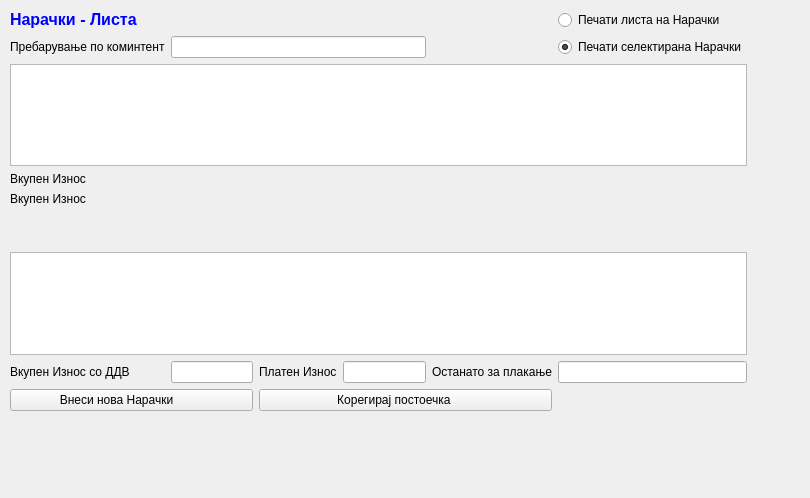
Before: the Qt Designer form sterna/Naracki/narackilista.ui in srgank/sterna_x, drawn with Qt 5.
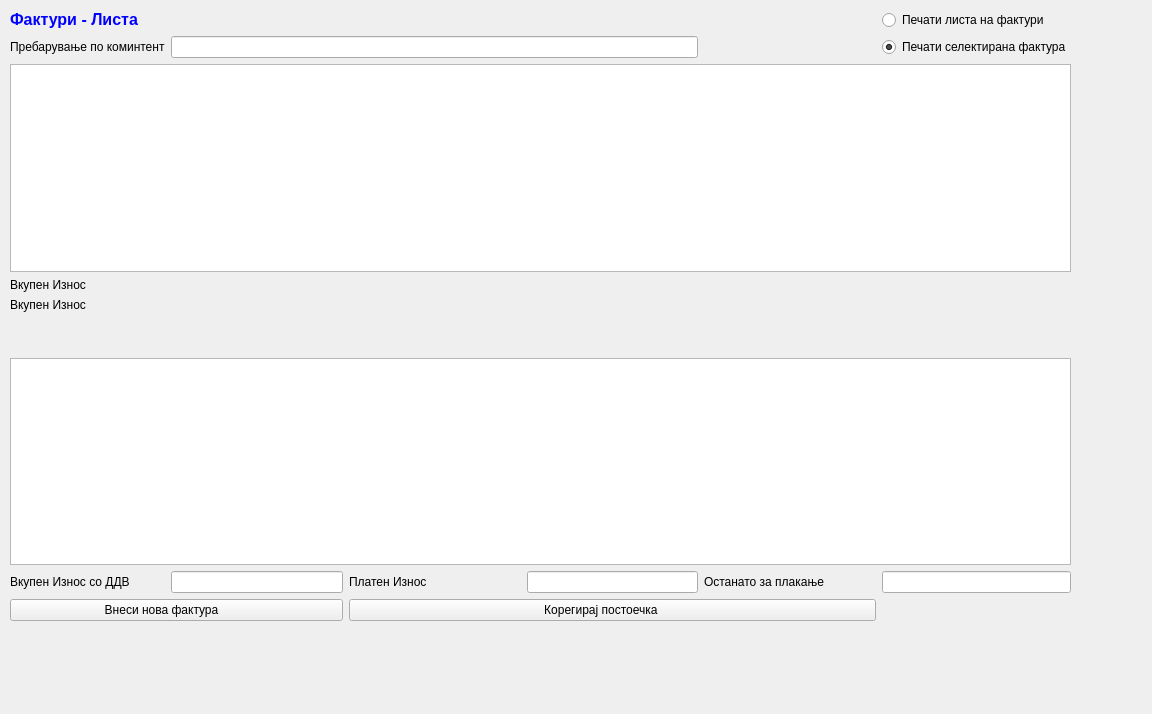
After: the same form once the commit is applied. Icons and pictures are not drawn.

```diff
--- a/sterna/Naracki/narackilista.ui
+++ b/sterna/Naracki/narackilista.ui
@@ -6,8 +6,8 @@
    <rect>
     <x>0</x>
     <y>0</y>
-    <width>810</width>
-    <height>498</height>
+    <width>1152</width>
+    <height>714</height>
    </rect>
   </property>
   <property name="windowTitle">
@@ -18,8 +18,8 @@
     <rect>
      <x>10</x>
      <y>10</y>
-     <width>737</width>
-     <height>401</height>
+     <width>1061</width>
+     <height>611</height>
     </rect>
    </property>
    <layout class="QGridLayout" name="gridLayout">
@@ -29,8 +29,8 @@
        <string>&lt;!DOCTYPE HTML PUBLIC &quot;-//W3C//DTD HTML 4.0//EN&quot; &quot;http://www.w3.org/TR/REC-html40/strict.dtd&quot;&gt;
 &lt;html&gt;&lt;head&gt;&lt;meta name=&quot;qrichtext&quot; content=&quot;1&quot; /&gt;&lt;style type=&quot;text/css&quot;&gt;
 p, li { white-space: pre-wrap; }
-&lt;/style&gt;&lt;/head&gt;&lt;body style=&quot; font-family:'Sans Serif'; font-size:10pt; font-weight:400; font-style:normal;&quot;&gt;
-&lt;p style=&quot; margin-top:0px; margin-bottom:0px; margin-left:0px; margin-right:0px; -qt-block-indent:0; text-indent:0px;&quot;&gt;&lt;span style=&quot; font-family:'MS Shell Dlg 2'; font-size:12pt; font-weight:600; color:#0000ff;&quot;&gt;Нарачки&lt;/span&gt;&lt;span style=&quot; font-family:'MS Shell Dlg 2'; font-size:12pt; font-weight:600; color:#0000ff;&quot;&gt; - Листа&lt;/span&gt;&lt;/p&gt;&lt;/body&gt;&lt;/html&gt;</string>
+&lt;/style&gt;&lt;/head&gt;&lt;body style=&quot; font-family:'MS Shell Dlg 2'; font-size:10pt; font-weight:400; font-style:normal;&quot;&gt;
+&lt;p style=&quot; margin-top:0px; margin-bottom:0px; margin-left:0px; margin-right:0px; -qt-block-indent:0; text-indent:0px;&quot;&gt;&lt;span style=&quot; font-size:12pt; font-weight:600; color:#0000ff;&quot;&gt;Фактури - Листа&lt;/span&gt;&lt;/p&gt;&lt;/body&gt;&lt;/html&gt;</string>
       </property>
      </widget>
     </item>
@@ -89,7 +89,7 @@
     <item row="0" column="5">
      <widget class="QRadioButton" name="radioButton">
       <property name="text">
-       <string>Печати листа на Нарачки</string>
+       <string>Печати листа на фактури</string>
       </property>
      </widget>
     </item>
@@ -106,7 +106,7 @@
     <item row="1" column="5">
      <widget class="QRadioButton" name="radioButton_2">
       <property name="text">
-       <string>Печати селектирана Нарачки</string>
+       <string>Печати селектирана фактура</string>
       </property>
       <property name="checked">
        <bool>true</bool>
@@ -283,7 +283,7 @@
     <item row="9" column="0" colspan="2">
      <widget class="QPushButton" name="pushButton">
       <property name="text">
-       <string>Внеси нова Нарачки         </string>
+       <string>Внеси нова фактура         </string>
       </property>
       <property name="icon">
        <iconset>
```
Left out of the diff: 24 changed lines with no effect on the pictures.
